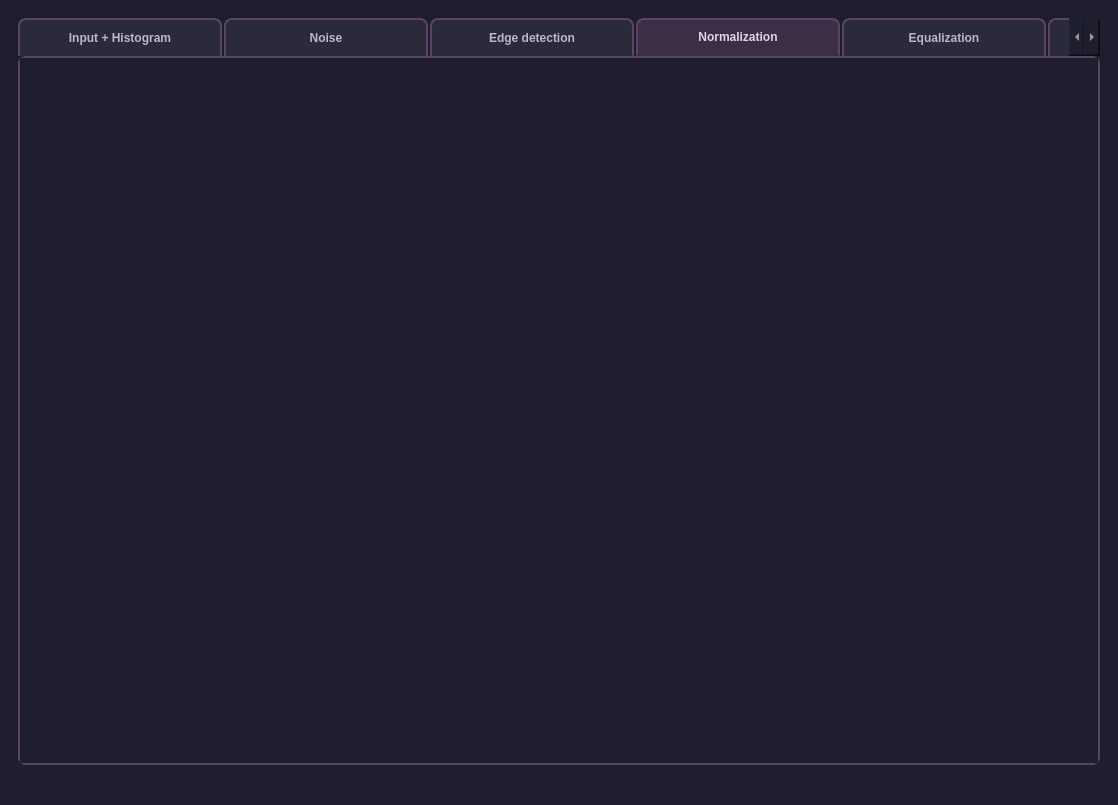
ArwaMuhammed/image-processing-app, file ui/dark.ui: the form before one commit.
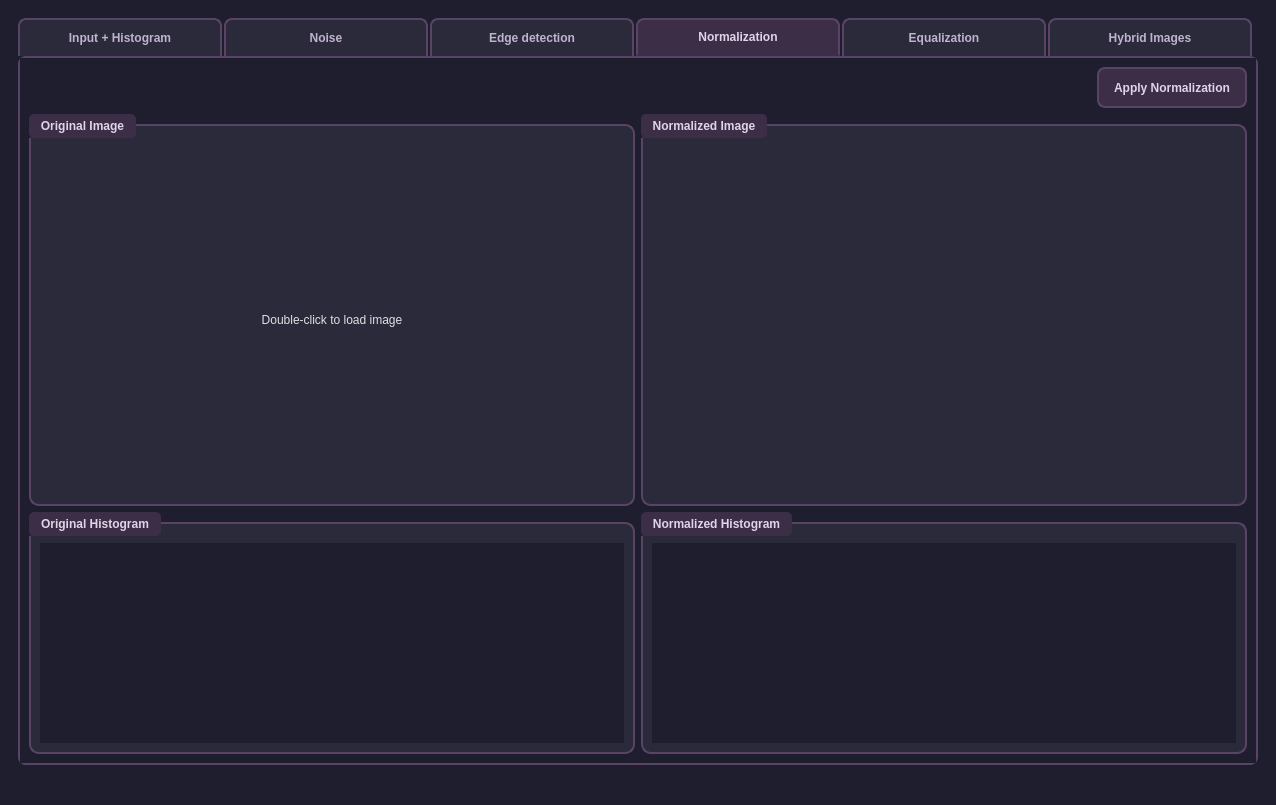
The form after the commit. The open tabs and pages were chosen to show the change.

The edit to the form file:
```diff
--- a/ui/dark.ui
+++ b/ui/dark.ui
@@ -149,6 +149,9 @@
          <property name="currentIndex">
           <number>0</number>
          </property>
+         <property name="usesScrollButtons">
+          <bool>false</bool>
+         </property>
          <widget class="QWidget" name="tab">
           <attribute name="title">
            <string>Input + Histogram</string>
@@ -338,6 +341,134 @@
           <attribute name="title">
            <string>Normalization</string>
           </attribute>
+          <layout class="QVBoxLayout" name="normalize_mainLayout">
+           <item>
+            <layout class="QHBoxLayout" name="normalize_controlsLayout">
+             <item>
+              <spacer name="normalize_spacer">
+               <property name="orientation">
+                <enum>Qt::Horizontal</enum>
+               </property>
+               <property name="sizeHint" stdset="0">
+                <size>
+                 <width>40</width>
+                 <height>20</height>
+                </size>
+               </property>
+              </spacer>
+             </item>
+             <item>
+              <widget class="QPushButton" name="normalize_btn_apply">
+               <property name="text">
+                <string>Apply Normalization</string>
+               </property>
+               <property name="minimumSize">
+                <size>
+                 <width>150</width>
+                 <height>30</height>
+                </size>
+               </property>
+              </widget>
+             </item>
+            </layout>
+           </item>
+           <item>
+            <layout class="QHBoxLayout" name="normalize_imageLayout">
+             <item>
+              <widget class="QGroupBox" name="normalize_input_group">
+               <property name="title">
+                <string>Original Image</string>
+               </property>
+               <layout class="QVBoxLayout" name="normalize_input_layout">
+                <item>
+                 <widget class="QLabel" name="normalize_input_image">
+                  <property name="minimumSize">
+                   <size>
+                    <width>350</width>
+                    <height>350</height>
+                   </size>
+                  </property>
+                  <property name="text">
+                   <string>Double-click to load image</string>
+                  </property>
+                  <property name="alignment">
+                   <set>Qt::AlignCenter</set>
+                  </property>
+                 </widget>
+                </item>
+               </layout>
+              </widget>
+             </item>
+             <item>
+              <widget class="QGroupBox" name="normalize_output_group">
+               <property name="title">
+                <string>Normalized Image</string>
+               </property>
+               <layout class="QVBoxLayout" name="normalize_output_layout">
+                <item>
+                 <widget class="QLabel" name="normalize_output_image">
+                  <property name="minimumSize">
+                   <size>
+                    <width>350</width>
+                    <height>350</height>
+                   </size>
+                  </property>
+                  <property name="text">
+                   <string/>
+                  </property>
+                  <property name="alignment">
+                   <set>Qt::AlignCenter</set>
+                  </property>
+                 </widget>
+                </item>
+               </layout>
+              </widget>
+             </item>
+            </layout>
+           </item>
+           <item>
+            <layout class="QHBoxLayout" name="normalize_histogramLayout">
+             <item>
+              <widget class="QGroupBox" name="normalize_input_hist_group">
+               <property name="title">
+                <string>Original Histogram</string>
+               </property>
+               <layout class="QVBoxLayout" name="normalize_input_hist_layout">
+                <item>
+                 <widget class="QWidget" name="normalize_input_histogram" native="true">
+                  <property name="minimumSize">
+                   <size>
+                    <width>350</width>
+                    <height>200</height>
+                   </size>
+                  </property>
+                 </widget>
+                </item>
+               </layout>
+              </widget>
+             </item>
+             <item>
+              <widget class="QGroupBox" name="normalize_output_hist_group">
+               <property name="title">
+                <string>Normalized Histogram</string>
+               </property>
+               <layout class="QVBoxLayout" name="normalize_output_hist_layout">
+                <item>
+                 <widget class="QWidget" name="normalize_output_histogram" native="true">
+                  <property name="minimumSize">
+                   <size>
+                    <width>350</width>
+                    <height>200</height>
+                   </size>
+                  </property>
+                 </widget>
+                </item>
+               </layout>
+              </widget>
+             </item>
+            </layout>
+           </item>
+          </layout>
          </widget>
          <widget class="QWidget" name="tab_6">
           <attribute name="title">
```
Left out of the diff: 123 changed lines with no effect on the pictures.
